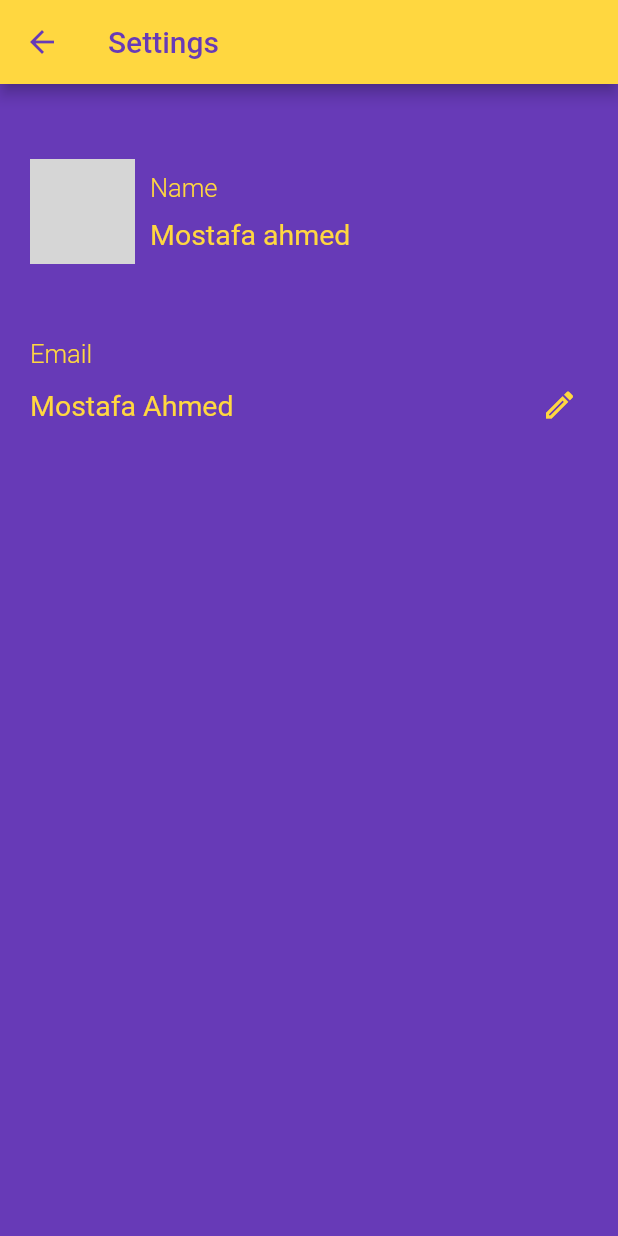
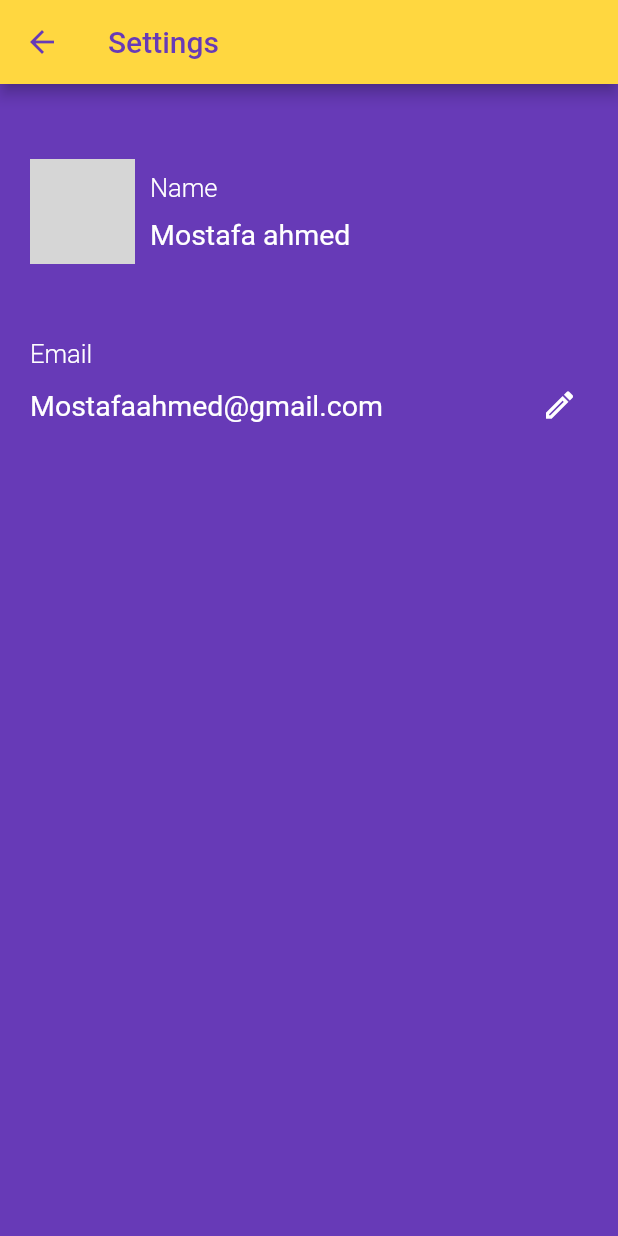
Before and after one commit to devabdu/win_money_game, a Flutter app: the SettingsScreen screen opened directly, on a phone screen of 412 x 824 dp. Run offline on Flutter 3.47's test engine with Material 2 defaults, Android fonts, the phone set to English and light mode, and no system bars; our stand-ins replace animated_splash_screen, equatable, lottie, page_transition; missing offline and left inert: flutter_chess_board; network calls fail; grey boxes are pictures that could not be loaded.

```diff
--- a/lib/modules/NavigatorDrawer/settings.dart
+++ b/lib/modules/NavigatorDrawer/settings.dart
@@ -51,7 +51,7 @@ class SettingsScreen extends StatelessWidget {
                     Text(
                       'Name',
                       style: TextStyle(
-                        color: Colors.amberAccent,
+                        color: Colors.white,
                         fontSize: 17,
                         fontWeight: FontWeight.w300,
                       ),
@@ -62,7 +62,7 @@ class SettingsScreen extends StatelessWidget {
                     Text(
                       'Mostafa ahmed',
                       style: TextStyle(
-                        color: Colors.amberAccent,
+                        color: Colors.white,
                         fontSize: 19,
                         fontWeight: FontWeight.w400,
                       ),
@@ -78,7 +78,7 @@ class SettingsScreen extends StatelessWidget {
             const Text(
               'Email',
               style: TextStyle(
-                color: Colors.amberAccent,
+                color: Colors.white,
                 fontSize: 17,
                 fontWeight: FontWeight.w300,
               ),
@@ -86,9 +86,9 @@ class SettingsScreen extends StatelessWidget {
             Row(
               children: [
                 const Text(
-                  'Mostafa Ahmed',
+                  'Mostafaahmed@gmail.com',
                   style: TextStyle(
-                    color: Colors.amberAccent,
+                    color: Colors.white,
                     fontSize: 19,
                     fontWeight: FontWeight.w400,
                   ),
@@ -113,7 +113,7 @@ class SettingsScreen extends StatelessWidget {
                                     style: TextStyle(
                                       fontSize: 25,
                                       fontWeight: FontWeight.w500,
-                                      color: Colors.amberAccent,
+                                      color: Colors.white,
                                     ),
                                   ),
                                   const SizedBox(
@@ -155,7 +155,7 @@ class SettingsScreen extends StatelessWidget {
                   },
                   icon: const Icon(
                     Icons.edit_outlined,
-                    color: Colors.amberAccent,
+                    color: Colors.white,
                   ),
                 ),
               ],
```
